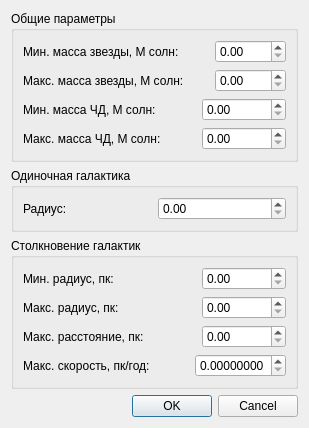
Above: gensettingsdialog.ui from catompiler/qgalaxy before the change. Below: the same form after it.
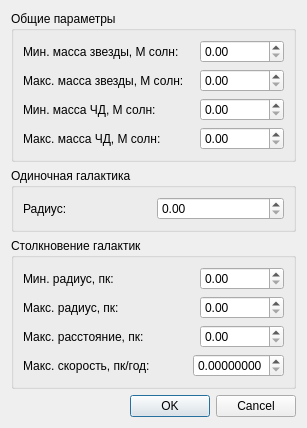
That is the form after the change. Icons and pictures are not drawn.

Commit message: ui: star masses spinbox maximum

What changed in the file:
```diff
--- a/gensettingsdialog.ui
+++ b/gensettingsdialog.ui
@@ -6,8 +6,8 @@
    <rect>
     <x>0</x>
     <y>0</y>
-    <width>309</width>
-    <height>389</height>
+    <width>307</width>
+    <height>387</height>
    </rect>
   </property>
   <property name="windowTitle">
@@ -42,7 +42,7 @@
         <item>
          <widget class="QDoubleSpinBox" name="sbStarMassMin">
           <property name="maximum">
-           <double>1000.000000000000000</double>
+           <double>1000000.000000000000000</double>
           </property>
          </widget>
         </item>
@@ -66,7 +66,7 @@
         <item>
          <widget class="QDoubleSpinBox" name="sbStarMassMax">
           <property name="maximum">
-           <double>1000.000000000000000</double>
+           <double>1000000.000000000000000</double>
           </property>
          </widget>
         </item>
```
The commit also changes 1 other file.
